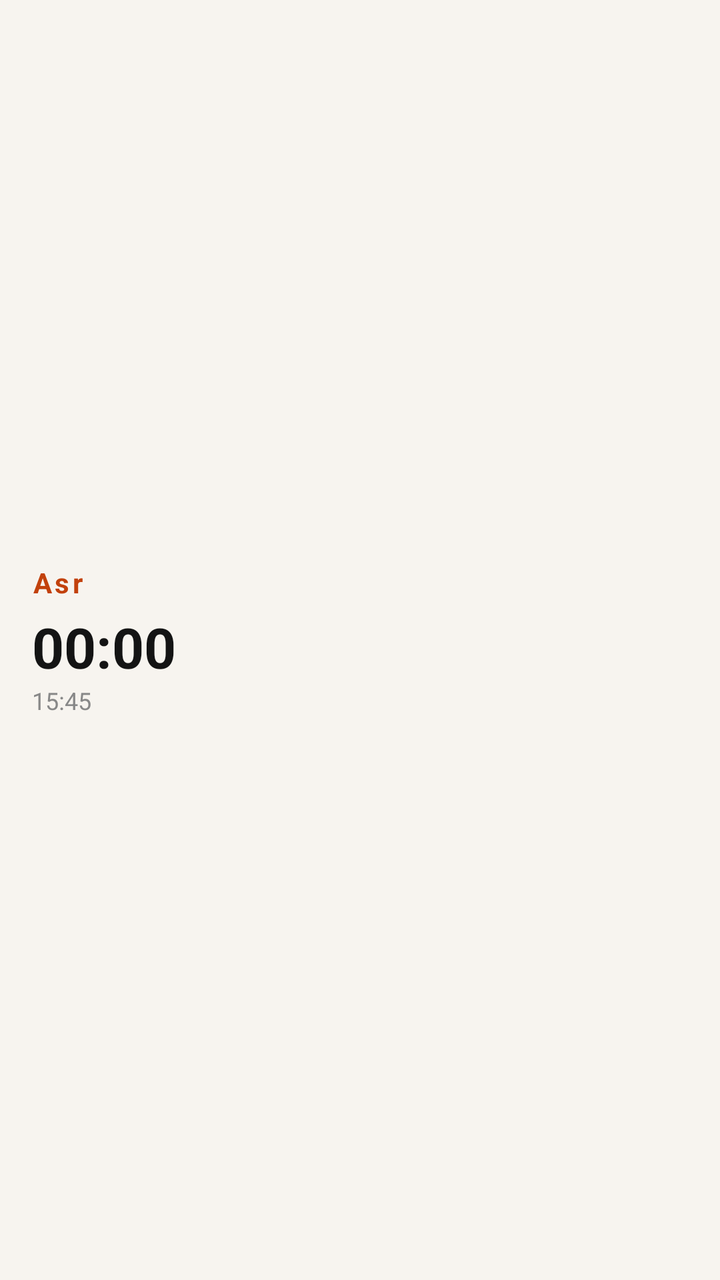
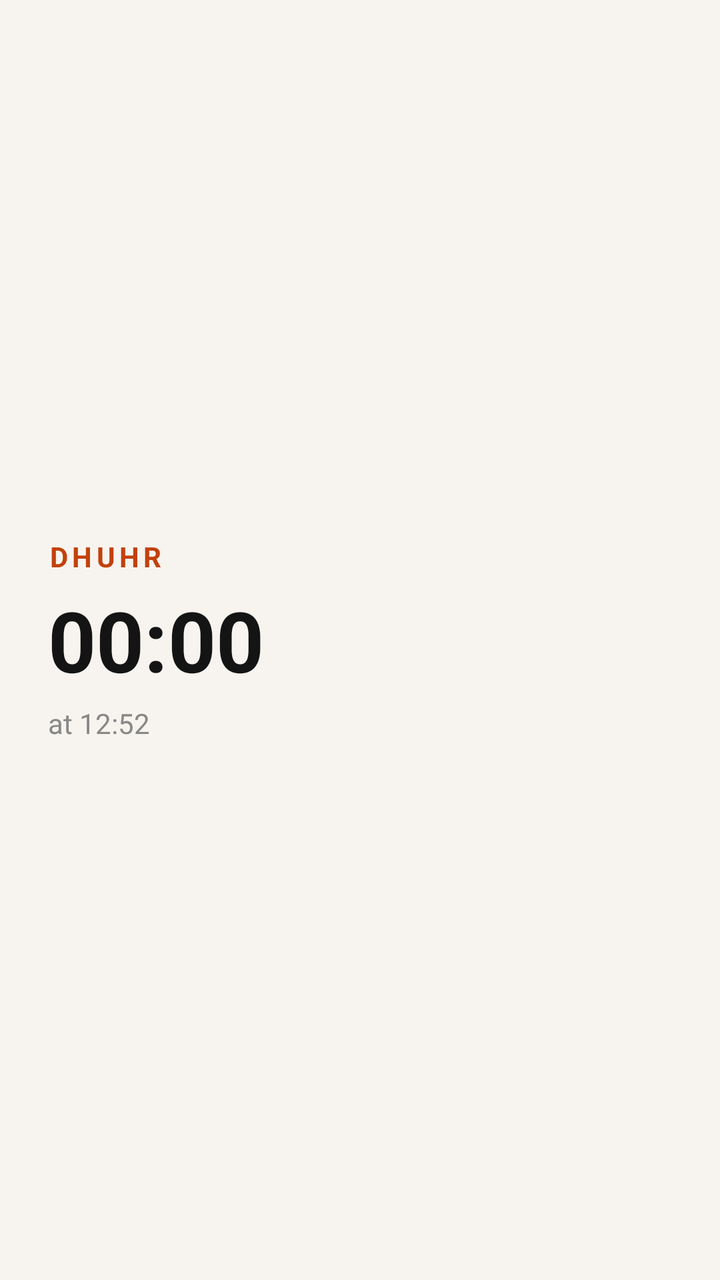

Two renders of the same Android screen: before a commit and after it. Below are the layout's source before the change and the commit's diff.
<!-- AndroidManifest.xml: application theme android:Theme.Material.Light.NoActionBar -->
<!-- res/layout/widget_next_prayer.xml -->
<?xml version="1.0" encoding="utf-8"?>
<LinearLayout xmlns:android="http://schemas.android.com/apk/res/android"
    android:layout_width="match_parent"
    android:layout_height="match_parent"
    android:background="#F7F4EF"
    android:orientation="vertical"
    android:padding="16dp"
    android:gravity="center_vertical">

    <TextView
        android:id="@+id/widget_prayer_name"
        android:layout_width="wrap_content"
        android:layout_height="wrap_content"
        android:text="Asr"
        android:textColor="#C2410C"
        android:textSize="14sp"
        android:textStyle="bold"
        android:letterSpacing="0.1" />

    
    <Chronometer
        android:id="@+id/widget_chronometer"
        android:layout_width="wrap_content"
        android:layout_height="wrap_content"
        android:textColor="#141414"
        android:textSize="28sp"
        android:textStyle="bold"
        android:layout_marginTop="4dp" />

    <TextView
        android:id="@+id/widget_time_clock"
        android:layout_width="wrap_content"
        android:layout_height="wrap_content"
        android:text="15:45"
        android:textColor="#888888"
        android:textSize="12sp" />
</LinearLayout>
<!-- resources referenced by this layout -->
<resources>

</resources>

<!-- the commit's change to res/layout/widget_next_prayer.xml (unified diff, before → after) -->
@@ -4,34 +4,34 @@
     android:layout_height="match_parent"
     android:background="#F7F4EF"
     android:orientation="vertical"
-    android:padding="16dp"
+    android:padding="24dp"
     android:gravity="center_vertical">
 
     <TextView
         android:id="@+id/widget_prayer_name"
         android:layout_width="wrap_content"
         android:layout_height="wrap_content"
-        android:text="Asr"
+        android:text="DHUHR"
         android:textColor="#C2410C"
         android:textSize="14sp"
         android:textStyle="bold"
-        android:letterSpacing="0.1" />
+        android:letterSpacing="0.15" />
 
-    
     <Chronometer
         android:id="@+id/widget_chronometer"
         android:layout_width="wrap_content"
         android:layout_height="wrap_content"
         android:textColor="#141414"
-        android:textSize="28sp"
+        android:textSize="42sp"
         android:textStyle="bold"
-        android:layout_marginTop="4dp" />
+        android:layout_marginTop="4dp"
+        android:layout_marginBottom="4dp" />
 
     <TextView
         android:id="@+id/widget_time_clock"
         android:layout_width="wrap_content"
         android:layout_height="wrap_content"
-        android:text="15:45"
+        android:text="at 12:52"
         android:textColor="#888888"
-        android:textSize="12sp" />
+        android:textSize="14sp" />
 </LinearLayout>
